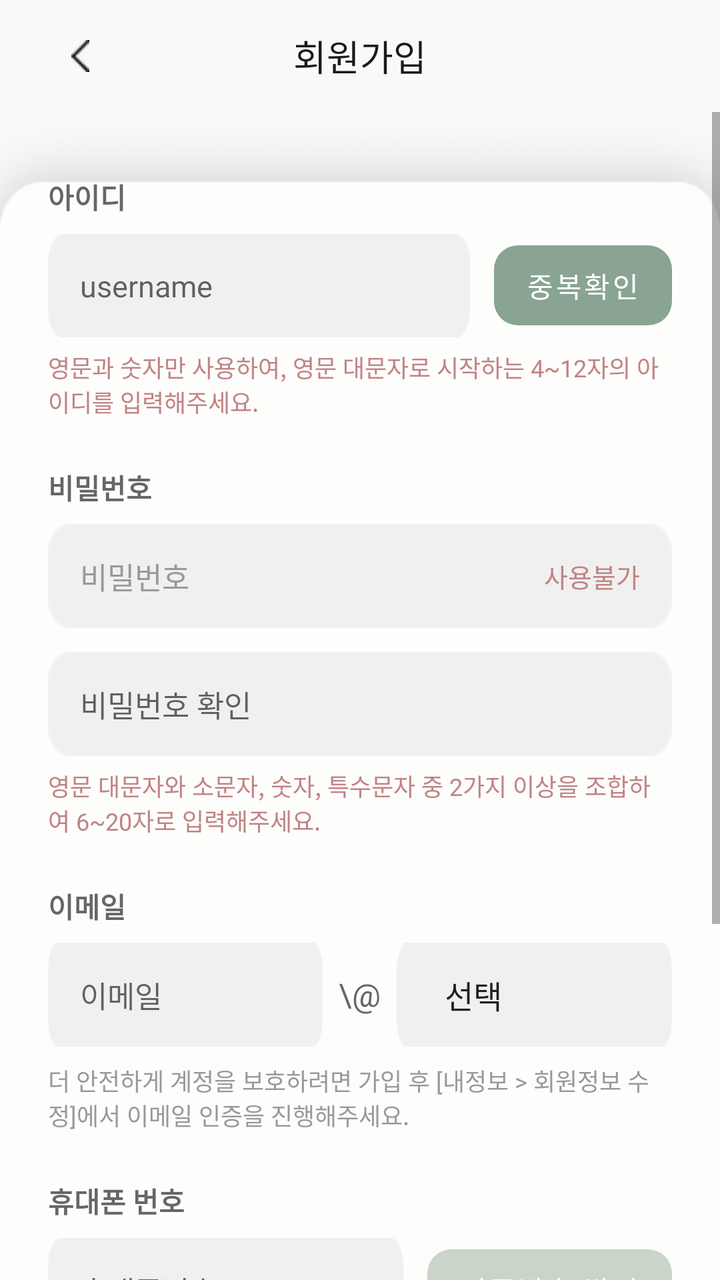
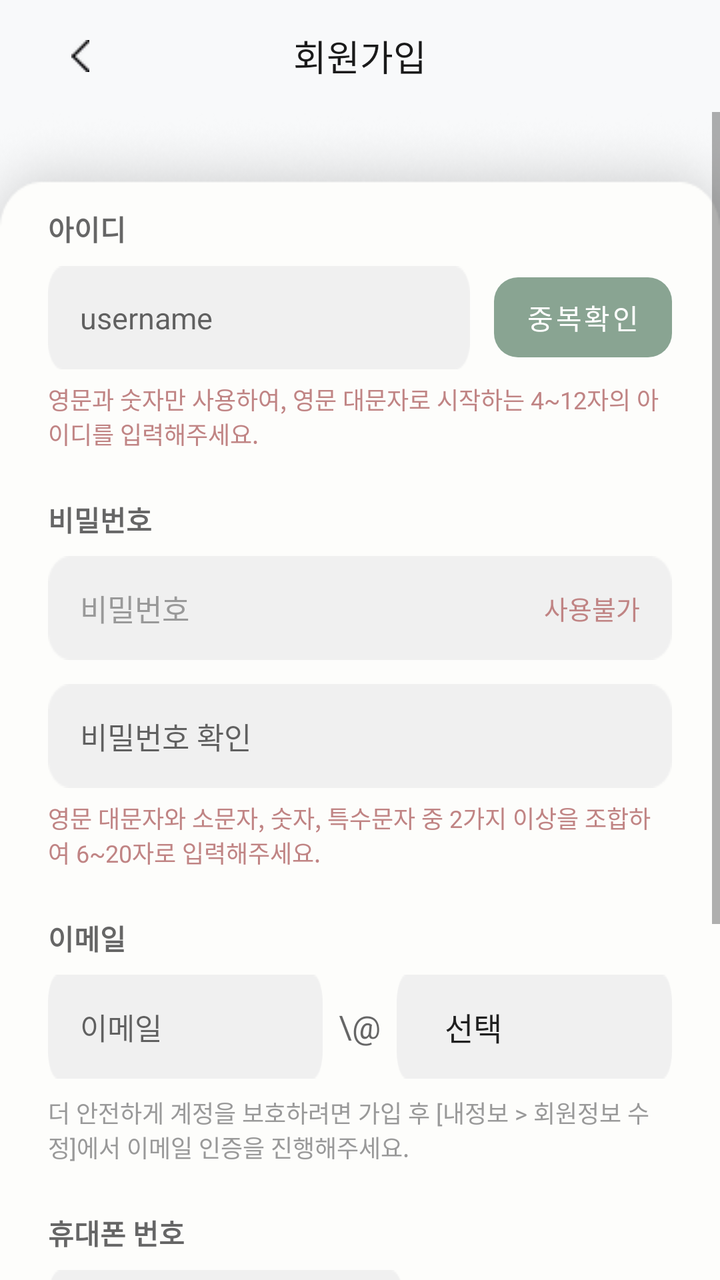

Before-and-after screenshots of an Android layout around one commit, followed by the original layout XML and the change that was made.
<!-- AndroidManifest.xml: application theme Theme.NewRitage -->
<!-- res/layout/activity_signup.xml -->
<?xml version="1.0" encoding="utf-8"?>
<LinearLayout
    xmlns:android="http://schemas.android.com/apk/res/android"
    xmlns:app="http://schemas.android.com/apk/res-auto"
    android:layout_width="match_parent"
    android:layout_height="match_parent"
    android:orientation="vertical"
    android:background="#F8F9FA"> <FrameLayout
    android:layout_width="match_parent"
    android:layout_height="56dp"
    android:background="#F8F9FA">

    <ImageButton
        android:id="@+id/btnBack"
        android:layout_width="48dp"
        android:layout_height="48dp"

        android:src="@drawable/back"

        android:background="?attr/selectableItemBackgroundBorderless"
        android:padding="12dp"
        android:layout_gravity="start|center_vertical"
        android:layout_marginStart="16dp" />

    <TextView
        android:layout_width="wrap_content"
        android:layout_height="wrap_content"
        android:text="회원가입"
        android:textSize="18sp"
        android:textColor="#1A1A1A"
        android:layout_gravity="center" />
</FrameLayout>

    <ScrollView
        android:id="@+id/layoutSignupForm"
        android:layout_width="match_parent"
        android:layout_height="match_parent"
        android:fillViewport="true">

        <LinearLayout
            android:layout_width="match_parent"
            android:layout_height="wrap_content"
            android:orientation="vertical"

            android:background="@drawable/signupcard"

            android:paddingTop="32dp"
            android:paddingStart="24dp"
            android:paddingEnd="24dp"
            android:paddingBottom="40dp">

            <TextView
                android:layout_width="wrap_content"
                android:layout_height="wrap_content"
                android:text="아이디"
                android:textColor="#666666"
                android:textSize="14sp"
                android:textStyle="bold" />

            <LinearLayout
                android:layout_width="match_parent"
                android:layout_height="wrap_content"
                android:orientation="horizontal"
                android:layout_marginTop="8dp">

                <EditText
                    android:id="@+id/etUsername"
                    android:layout_width="0dp"
                    android:layout_height="52dp"
                    android:layout_weight="1"
                    android:hint="username"
                    android:background="@drawable/grayinput"
                    android:paddingStart="16dp"
                    android:paddingEnd="16dp"
                    android:inputType="text"
                    android:textSize="15sp" />

                <Button
                    android:id="@+id/btnCheckDuplicate"
                    android:layout_width="wrap_content"
                    android:layout_height="52dp"
                    android:text="중복확인"
                    style="@style/Widget.MaterialComponents.Button"
                    app:backgroundTint="#89A492" android:textColor="@color/white"
                    android:textSize="14sp"
                    app:cornerRadius="12dp"
                    android:layout_marginStart="12dp"
                    android:stateListAnimator="@null" />
            </LinearLayout>

            <TextView
                android:layout_width="match_parent"
                android:layout_height="wrap_content"
                android:text="영문과 숫자만 사용하여, 영문 대문자로 시작하는 4~12자의 아이디를 입력해주세요."
                android:textColor="#C08484" android:textSize="12sp"
                android:layout_marginTop="6dp" />

            <TextView
                android:layout_width="wrap_content"
                android:layout_height="wrap_content"
                android:text="비밀번호"
                android:textColor="#666666"
                android:textSize="14sp"
                android:textStyle="bold"
                android:layout_marginTop="24dp" />

            <RelativeLayout
                android:layout_width="match_parent"
                android:layout_height="52dp"
                android:layout_marginTop="8dp">

                <EditText
                    android:id="@+id/etPassword"
                    android:layout_width="match_parent"
                    android:layout_height="match_parent"
                    android:hint="비밀번호"
                    android:background="@drawable/grayinput"
                    android:paddingStart="16dp"
                    android:paddingEnd="80dp"
                    android:inputType="textPassword"
                    android:textColor="#1A1A1A"
                    android:textColorHint="#999999"
                    android:textSize="15sp" />

                <TextView
                    android:layout_width="wrap_content"
                    android:layout_height="wrap_content"
                    android:text="사용불가"
                    android:textColor="#C08484"
                    android:textSize="13sp"
                    android:layout_alignParentEnd="true"

                    android:layout_centerVertical="true"

                    android:layout_marginEnd="16dp" />
            </RelativeLayout>

            <EditText
                android:id="@+id/etPasswordConfirm"
                android:layout_width="match_parent"
                android:layout_height="52dp"
                android:hint="비밀번호 확인"
                android:background="@drawable/grayinput"
                android:paddingStart="16dp"
                android:paddingEnd="16dp"
                android:inputType="textPassword"
                android:textSize="15sp"
                android:layout_marginTop="12dp" />

            <TextView
                android:layout_width="match_parent"
                android:layout_height="wrap_content"
                android:text="영문 대문자와 소문자, 숫자, 특수문자 중 2가지 이상을 조합하여 6~20자로 입력해주세요."
                android:textColor="#C08484"
                android:textSize="12sp"
                android:layout_marginTop="6dp" />

            <TextView
                android:layout_width="wrap_content"
                android:layout_height="wrap_content"
                android:text="이메일"
                android:textColor="#666666"
                android:textSize="14sp"
                android:textStyle="bold"
                android:layout_marginTop="24dp" />

            <LinearLayout
                android:layout_width="match_parent"
                android:layout_height="52dp"
                android:orientation="horizontal"
                android:gravity="center_vertical"
                android:layout_marginTop="8dp">

                <EditText
                    android:id="@+id/etEmail"
                    android:layout_width="0dp"
                    android:layout_height="match_parent"
                    android:layout_weight="1"
                    android:hint="이메일"
                    android:background="@drawable/grayinput"
                    android:paddingStart="16dp"
                    android:paddingEnd="16dp"
                    android:inputType="text"
                    android:textSize="15sp" />

                <TextView
                    android:layout_width="wrap_content"
                    android:layout_height="wrap_content"
                    android:text="\@"
                    android:textColor="#666666"
                    android:textSize="16sp"
                    android:layout_marginStart="8dp"
                    android:layout_marginEnd="8dp" />

                <Spinner
                    android:id="@+id/spinnerEmailDomain"
                    android:layout_width="0dp"
                    android:layout_height="match_parent"
                    android:layout_weight="1"
                    android:background="@drawable/grayinput"
                    android:paddingStart="16dp"
                    android:paddingEnd="16dp"

                    android:entries="@array/email_domains" />
            </LinearLayout>

            <TextView
                android:layout_width="match_parent"
                android:layout_height="wrap_content"
                android:text="더 안전하게 계정을 보호하려면 가입 후 [내정보 &gt; 회원정보 수정]에서 이메일 인증을 진행해주세요."
                android:textColor="#999999"
                android:textSize="12sp"
                android:layout_marginTop="8dp" />

            <TextView
                android:layout_width="wrap_content"
                android:layout_height="wrap_content"
                android:text="휴대폰 번호"
                android:textColor="#666666"
                android:textSize="14sp"
                android:textStyle="bold"
                android:layout_marginTop="24dp" />

            <LinearLayout
                android:layout_width="match_parent"
                android:layout_height="wrap_content"
                android:orientation="horizontal"
                android:layout_marginTop="8dp">

                <EditText
                    android:id="@+id/etPhone"
                    android:layout_width="0dp"
                    android:layout_height="52dp"
                    android:layout_weight="1"
                    android:hint="휴대폰번호"
                    android:background="@drawable/grayinput"
                    android:paddingStart="16dp"
                    android:paddingEnd="16dp"
                    android:inputType="phone"
                    android:textSize="15sp" />

                <Button
                    android:id="@+id/btnSendVerification"
                    android:layout_width="wrap_content"
                    android:layout_height="52dp"
                    android:text="인증번호 받기"
                    style="@style/Widget.MaterialComponents.Button"
                    app:backgroundTint="#CBD4C9" android:textColor="@color/white"
                    android:textSize="14sp"
                    app:cornerRadius="12dp"
                    android:layout_marginStart="12dp"
                    android:stateListAnimator="@null" />
            </LinearLayout>

            <Button
                android:id="@+id/btnSignup"
                android:layout_width="match_parent"
                android:layout_height="52dp"
                android:text="가입하기"
                style="@style/Widget.MaterialComponents.Button"
                app:backgroundTint="#CBD4C9" android:textColor="@color/white"
                android:textSize="16sp"
                app:cornerRadius="12dp"
                android:layout_marginTop="40dp"
                android:stateListAnimator="@null" />

        </LinearLayout>
    </ScrollView>
</LinearLayout>
<!-- resources referenced by this layout -->
<resources>
  <string-array name="email_domains">
          <item>선택</item>
          <item>naver.com</item>
          <item>gmail.com</item>
          <item>daum.net</item>
          <item>hanmail.net</item>
          <item>직접 입력</item>
      </string-array>
  <color name="white">#FFFFFF</color>
  <!-- drawable back: png bitmap (drawable, 368 bytes) -->
  <!-- drawable grayinput: png bitmap (drawable, 736 bytes) -->
  <!-- drawable signupcard: png bitmap (drawable, 12664 bytes) -->
  <style name="Theme.NewRitage" parent="Theme.MaterialComponents.Light.NoActionBar">
          <item name="colorPrimary">@color/primary</item>
          <item name="colorPrimaryDark">@color/primary_dark</item>
          <item name="colorAccent">@color/primary</item>
          <item name="android:windowBackground">@color/background</item>
          <item name="android:statusBarColor">@color/primary</item>
          <item name="android:fontFamily">sans-serif</item>
      </style>
  <color name="primary">#8B9E7B</color>
  <color name="primary_dark">#6B7E5B</color>
  <color name="background">#F5F5F0</color>
</resources>

<!-- the commit's change to res/layout/activity_signup.xml (unified diff, before → after) -->
@@ -5,31 +5,31 @@
     android:layout_width="match_parent"
     android:layout_height="match_parent"
     android:orientation="vertical"
-    android:background="#F8F9FA"> <FrameLayout
-    android:layout_width="match_parent"
-    android:layout_height="56dp"
     android:background="#F8F9FA">
 
-    <ImageButton
-        android:id="@+id/btnBack"
-        android:layout_width="48dp"
-        android:layout_height="48dp"
-
-        android:src="@drawable/back"
-
-        android:background="?attr/selectableItemBackgroundBorderless"
-        android:padding="12dp"
-        android:layout_gravity="start|center_vertical"
-        android:layout_marginStart="16dp" />
-
-    <TextView
-        android:layout_width="wrap_content"
-        android:layout_height="wrap_content"
-        android:text="회원가입"
-        android:textSize="18sp"
-        android:textColor="#1A1A1A"
-        android:layout_gravity="center" />
-</FrameLayout>
+    <FrameLayout
+        android:layout_width="match_parent"
+        android:layout_height="56dp"
+        android:background="#F8F9FA">
+
+        <ImageButton
+            android:id="@+id/btnBack"
+            android:layout_width="48dp"
+            android:layout_height="48dp"
+            android:src="@drawable/back"
+            android:background="?attr/selectableItemBackgroundBorderless"
+            android:padding="12dp"
+            android:layout_gravity="start|center_vertical"
+            android:layout_marginStart="16dp" />
+
+        <TextView
+            android:layout_width="wrap_content"
+            android:layout_height="wrap_content"
+            android:text="회원가입"
+            android:textSize="18sp"
+            android:textColor="#1A1A1A"
+            android:layout_gravity="center" />
+    </FrameLayout>
 
     <ScrollView
         android:id="@+id/layoutSignupForm"
@@ -41,10 +41,11 @@
             android:layout_width="match_parent"
             android:layout_height="wrap_content"
             android:orientation="vertical"
-
             android:background="@drawable/signupcard"
-
-            android:paddingTop="32dp"
+            android:layout_marginTop="0dp"
+
+            android:paddingTop="48dp"
+
             android:paddingStart="24dp"
             android:paddingEnd="24dp"
             android:paddingBottom="40dp">
@@ -81,7 +82,8 @@
                     android:layout_height="52dp"
                     android:text="중복확인"
                     style="@style/Widget.MaterialComponents.Button"
-                    app:backgroundTint="#89A492" android:textColor="@color/white"
+                    app:backgroundTint="#89A492"
+                    android:textColor="@color/white"
                     android:textSize="14sp"
                     app:cornerRadius="12dp"
                     android:layout_marginStart="12dp"
@@ -92,7 +94,8 @@
                 android:layout_width="match_parent"
                 android:layout_height="wrap_content"
                 android:text="영문과 숫자만 사용하여, 영문 대문자로 시작하는 4~12자의 아이디를 입력해주세요."
-                android:textColor="#C08484" android:textSize="12sp"
+                android:textColor="#C08484"
+                android:textSize="12sp"
                 android:layout_marginTop="6dp" />
 
             <TextView
@@ -129,9 +132,7 @@
                     android:textColor="#C08484"
                     android:textSize="13sp"
                     android:layout_alignParentEnd="true"
-
                     android:layout_centerVertical="true"
-
                     android:layout_marginEnd="16dp" />
             </RelativeLayout>
 
@@ -200,7 +201,6 @@
                     android:background="@drawable/grayinput"
                     android:paddingStart="16dp"
                     android:paddingEnd="16dp"
-
                     android:entries="@array/email_domains" />
             </LinearLayout>
 
@@ -245,7 +245,8 @@
                     android:layout_height="52dp"
                     android:text="인증번호 받기"
                     style="@style/Widget.MaterialComponents.Button"
-                    app:backgroundTint="#CBD4C9" android:textColor="@color/white"
+                    app:backgroundTint="#CBD4C9"
+                    android:textColor="@color/white"
                     android:textSize="14sp"
                     app:cornerRadius="12dp"
                     android:layout_marginStart="12dp"
@@ -258,7 +259,8 @@
                 android:layout_height="52dp"
                 android:text="가입하기"
                 style="@style/Widget.MaterialComponents.Button"
-                app:backgroundTint="#CBD4C9" android:textColor="@color/white"
+                app:backgroundTint="#CBD4C9"
+                android:textColor="@color/white"
                 android:textSize="16sp"
                 app:cornerRadius="12dp"
                 android:layout_marginTop="40dp"
